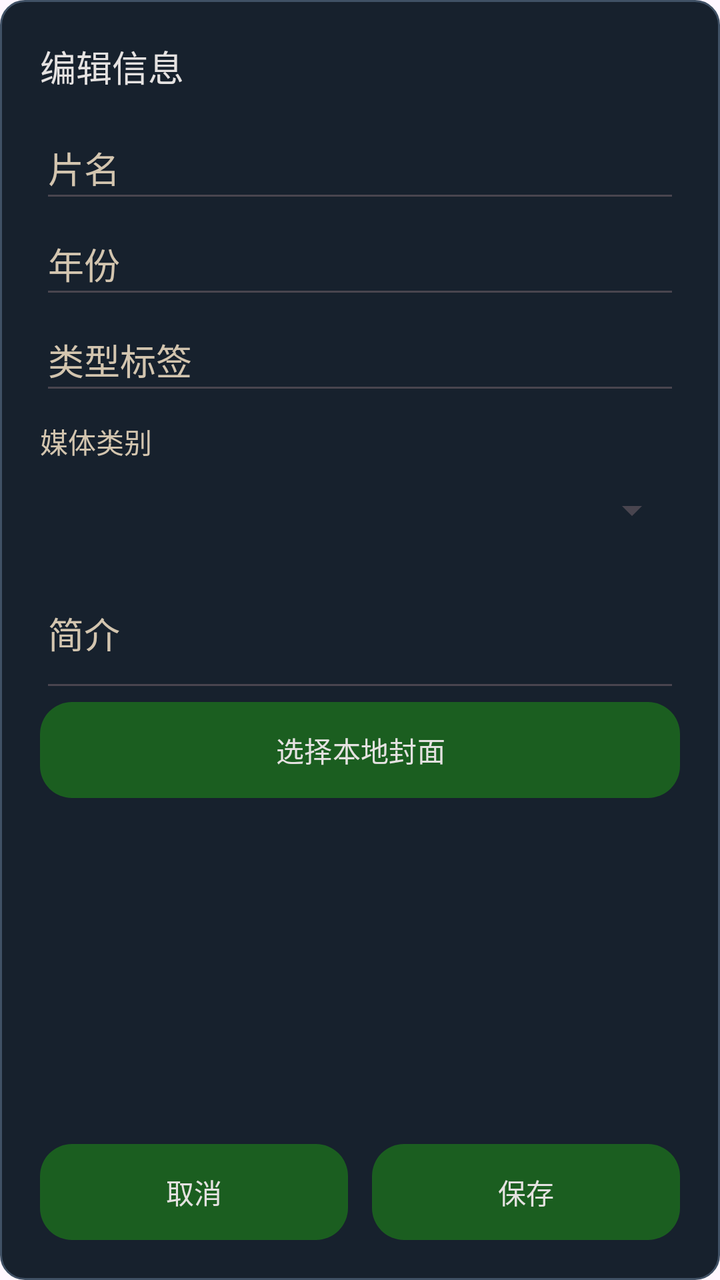
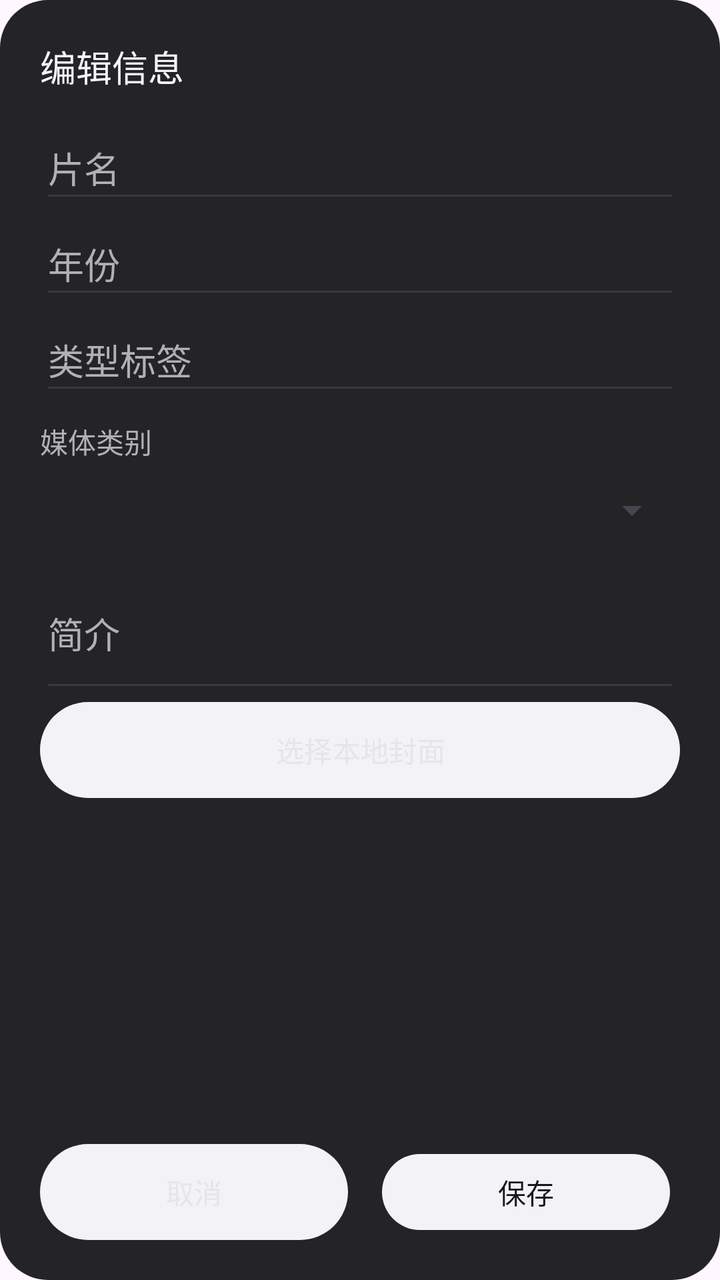

Two renders of the same Android screen: before a commit and after it. Below are the layout's source before the change and the commit's diff.
<!-- AndroidManifest.xml: another module's application theme Theme.YuanBaoTv -->
<!-- res/layout/popup_media_editor.xml -->
<?xml version="1.0" encoding="utf-8"?>
<LinearLayout xmlns:android="http://schemas.android.com/apk/res/android"
    android:layout_width="match_parent" android:layout_height="match_parent"
    android:orientation="vertical" android:padding="20dp" android:background="@drawable/bg_nas_editor_popup">
    <TextView android:layout_width="match_parent" android:layout_height="wrap_content" android:text="@string/media_edit_metadata" android:textColor="@color/tv_text_primary" android:textSize="@dimen/ui_text_section" />
    <ScrollView android:layout_width="match_parent" android:layout_height="0dp" android:layout_weight="1" android:layout_marginTop="12dp" android:fillViewport="true" android:scrollbars="none">
        <LinearLayout android:layout_width="match_parent" android:layout_height="wrap_content" android:orientation="vertical">
            <EditText android:id="@+id/et_media_title" android:layout_width="match_parent" android:layout_height="wrap_content" android:minHeight="48dp" android:hint="@string/media_edit_title" android:inputType="textCapSentences" android:maxLength="200" android:singleLine="true" android:textColor="@color/tv_text_primary" android:textColorHint="@color/tv_text_secondary" />
            <EditText android:id="@+id/et_media_year" android:layout_width="match_parent" android:layout_height="wrap_content" android:minHeight="48dp" android:hint="@string/media_edit_year" android:inputType="number" android:maxLength="4" android:singleLine="true" android:textColor="@color/tv_text_primary" android:textColorHint="@color/tv_text_secondary" />
            <EditText android:id="@+id/et_media_genre" android:layout_width="match_parent" android:layout_height="wrap_content" android:minHeight="48dp" android:hint="@string/media_edit_genre" android:inputType="text" android:maxLength="200" android:singleLine="true" android:textColor="@color/tv_text_primary" android:textColorHint="@color/tv_text_secondary" />
            <TextView android:layout_width="match_parent" android:layout_height="wrap_content" android:layout_marginTop="@dimen/feature_res_spacing_small" android:text="@string/media_edit_type" android:textColor="@color/tv_text_secondary" android:textSize="@dimen/ui_text_body" />
            <Spinner android:id="@+id/spinner_media_type" android:layout_width="match_parent" android:layout_height="48dp" />
            <EditText android:id="@+id/et_media_description" android:layout_width="match_parent" android:layout_height="wrap_content" android:minHeight="72dp" android:hint="@string/media_edit_description" android:inputType="textMultiLine" android:maxLength="4000" android:maxLines="4" android:textColor="@color/tv_text_primary" android:textColorHint="@color/tv_text_secondary" />
            <Button android:id="@+id/btn_media_poster" android:layout_width="match_parent" android:layout_height="wrap_content" android:minHeight="48dp" android:background="@drawable/bg_tv_button_focus" android:text="@string/media_edit_poster" android:textColor="@color/tv_control_text" />
        </LinearLayout>
    </ScrollView>
    <LinearLayout android:layout_width="match_parent" android:layout_height="wrap_content" android:layout_marginTop="12dp" android:orientation="horizontal" android:clipChildren="false" android:clipToPadding="false">
        <Button android:id="@+id/btn_editor_cancel" android:layout_width="0dp" android:layout_height="48dp" android:layout_weight="1" android:background="@drawable/bg_tv_button_focus" android:text="@string/btn_cancel" android:textColor="@color/tv_control_text" />
        <Button android:id="@+id/btn_editor_save" android:layout_width="0dp" android:layout_height="48dp" android:layout_weight="1" android:layout_marginStart="12dp" android:background="@drawable/bg_tv_button_focus" android:text="@string/media_edit_save" android:textColor="@color/tv_control_text" />
    </LinearLayout>
</LinearLayout>
<!-- resources referenced by this layout -->
<resources>
  <color name="tv_text_primary">#E5E2E1</color>
  <color name="tv_text_secondary">#D3C5AF</color>
  <!-- drawable bg_nas_editor_popup (drawable) -->
  <?xml version="1.0" encoding="utf-8"?>
  <shape xmlns:android="http://schemas.android.com/apk/res/android"
      android:shape="rectangle">
      <solid android:color="@color/nas_popup_surface" />
      <corners android:radius="12dp" />
      <stroke
          android:width="1dp"
          android:color="@color/nas_popup_stroke" />
  </shape>
  <!-- drawable bg_tv_button_focus (drawable) -->
  <?xml version="1.0" encoding="utf-8"?>
  <selector xmlns:android="http://schemas.android.com/apk/res/android">
      <item android:state_enabled="false"><shape android:shape="rectangle"><solid android:color="@color/tv_control_disabled"/><corners android:radius="16dp"/></shape></item>
      <item android:state_focused="true"><shape android:shape="rectangle"><solid android:color="@color/tv_control_focused"/><corners android:radius="16dp"/><stroke android:width="2dp" android:color="@color/tv_focus_ring"/></shape></item>
      <item android:state_pressed="true"><shape android:shape="rectangle"><solid android:color="@color/tv_control_focused"/><corners android:radius="16dp"/></shape></item>
      <item android:state_selected="true"><shape android:shape="rectangle"><solid android:color="@color/tv_nav_selected"/><corners android:radius="16dp"/></shape></item>
      <item ><shape android:shape="rectangle"><solid android:color="@color/tv_control_surface"/><corners android:radius="16dp"/></shape></item>
  </selector>
  <style name="Theme.YuanBaoTv" parent="Theme.Material3.DayNight.NoActionBar">
          <item name="colorPrimary">@color/primary</item>
          <item name="colorOnPrimary">@color/on_primary</item>
          <item name="android:statusBarColor">@android:color/transparent</item>
          <item name="android:navigationBarColor">@android:color/transparent</item>
          <item name="android:windowLightStatusBar">false</item>
          <item name="buttonStyle">@style/Widget.YuanBaoTv.Button</item>
      </style>
  <color name="nas_popup_surface">#17212D</color>
  <color name="nas_popup_stroke">#405165</color>
  <color name="tv_control_disabled">#202526</color>
  <color name="tv_control_focused">#344B48</color>
  <color name="tv_focus_ring">#84F5E8</color>
  <color name="tv_nav_selected">#25443F</color>
  <color name="tv_control_surface">#2A2D30</color>
  <color name="primary">#1B5E20</color>
  <color name="on_primary">#FFFFFF</color>
  <style name="Widget.YuanBaoTv.Button" parent="Widget.AppCompat.Button">
          <item name="android:backgroundTint">@null</item>
          <item name="backgroundTint">@null</item>
          <item name="android:textAllCaps">false</item>
      </style>
  <!-- unchanged entries left out for length: 12 -->
</resources>

<!-- the commit's change to res/layout/popup_media_editor.xml (unified diff, before → after) -->
@@ -5,17 +5,17 @@
     <TextView android:layout_width="match_parent" android:layout_height="wrap_content" android:text="@string/media_edit_metadata" android:textColor="@color/tv_text_primary" android:textSize="@dimen/ui_text_section" />
     <ScrollView android:layout_width="match_parent" android:layout_height="0dp" android:layout_weight="1" android:layout_marginTop="12dp" android:fillViewport="true" android:scrollbars="none">
         <LinearLayout android:layout_width="match_parent" android:layout_height="wrap_content" android:orientation="vertical">
-            <EditText android:id="@+id/et_media_title" android:layout_width="match_parent" android:layout_height="wrap_content" android:minHeight="48dp" android:hint="@string/media_edit_title" android:inputType="textCapSentences" android:maxLength="200" android:singleLine="true" android:textColor="@color/tv_text_primary" android:textColorHint="@color/tv_text_secondary" />
-            <EditText android:id="@+id/et_media_year" android:layout_width="match_parent" android:layout_height="wrap_content" android:minHeight="48dp" android:hint="@string/media_edit_year" android:inputType="number" android:maxLength="4" android:singleLine="true" android:textColor="@color/tv_text_primary" android:textColorHint="@color/tv_text_secondary" />
-            <EditText android:id="@+id/et_media_genre" android:layout_width="match_parent" android:layout_height="wrap_content" android:minHeight="48dp" android:hint="@string/media_edit_genre" android:inputType="text" android:maxLength="200" android:singleLine="true" android:textColor="@color/tv_text_primary" android:textColorHint="@color/tv_text_secondary" />
+            <EditText android:id="@+id/et_media_title" android:layout_width="match_parent" android:layout_height="wrap_content" android:minHeight="48dp" android:hint="@string/media_edit_title" android:inputType="textCapSentences" android:maxLength="200" android:singleLine="true" android:textColor="@color/tv_text_primary" android:textColorHint="@color/tv_text_secondary" android:backgroundTint="@color/tv_input_stroke"/>
+            <EditText android:id="@+id/et_media_year" android:layout_width="match_parent" android:layout_height="wrap_content" android:minHeight="48dp" android:hint="@string/media_edit_year" android:inputType="number" android:maxLength="4" android:singleLine="true" android:textColor="@color/tv_text_primary" android:textColorHint="@color/tv_text_secondary" android:backgroundTint="@color/tv_input_stroke"/>
+            <EditText android:id="@+id/et_media_genre" android:layout_width="match_parent" android:layout_height="wrap_content" android:minHeight="48dp" android:hint="@string/media_edit_genre" android:inputType="text" android:maxLength="200" android:singleLine="true" android:textColor="@color/tv_text_primary" android:textColorHint="@color/tv_text_secondary" android:backgroundTint="@color/tv_input_stroke"/>
             <TextView android:layout_width="match_parent" android:layout_height="wrap_content" android:layout_marginTop="@dimen/feature_res_spacing_small" android:text="@string/media_edit_type" android:textColor="@color/tv_text_secondary" android:textSize="@dimen/ui_text_body" />
             <Spinner android:id="@+id/spinner_media_type" android:layout_width="match_parent" android:layout_height="48dp" />
-            <EditText android:id="@+id/et_media_description" android:layout_width="match_parent" android:layout_height="wrap_content" android:minHeight="72dp" android:hint="@string/media_edit_description" android:inputType="textMultiLine" android:maxLength="4000" android:maxLines="4" android:textColor="@color/tv_text_primary" android:textColorHint="@color/tv_text_secondary" />
-            <Button android:id="@+id/btn_media_poster" android:layout_width="match_parent" android:layout_height="wrap_content" android:minHeight="48dp" android:background="@drawable/bg_tv_button_focus" android:text="@string/media_edit_poster" android:textColor="@color/tv_control_text" />
+            <EditText android:id="@+id/et_media_description" android:layout_width="match_parent" android:layout_height="wrap_content" android:minHeight="72dp" android:hint="@string/media_edit_description" android:inputType="textMultiLine" android:maxLength="4000" android:maxLines="4" android:textColor="@color/tv_text_primary" android:textColorHint="@color/tv_text_secondary" android:backgroundTint="@color/tv_input_stroke"/>
+            <Button android:id="@+id/btn_media_poster" android:layout_width="match_parent" android:layout_height="wrap_content" android:minHeight="48dp" android:background="@drawable/bg_tv_button_focus" android:text="@string/media_edit_poster" android:textColor="@color/tv_button_text" />
         </LinearLayout>
     </ScrollView>
     <LinearLayout android:layout_width="match_parent" android:layout_height="wrap_content" android:layout_marginTop="12dp" android:orientation="horizontal" android:clipChildren="false" android:clipToPadding="false">
-        <Button android:id="@+id/btn_editor_cancel" android:layout_width="0dp" android:layout_height="48dp" android:layout_weight="1" android:background="@drawable/bg_tv_button_focus" android:text="@string/btn_cancel" android:textColor="@color/tv_control_text" />
-        <Button android:id="@+id/btn_editor_save" android:layout_width="0dp" android:layout_height="48dp" android:layout_weight="1" android:layout_marginStart="12dp" android:background="@drawable/bg_tv_button_focus" android:text="@string/media_edit_save" android:textColor="@color/tv_control_text" />
+        <Button android:id="@+id/btn_editor_cancel" android:layout_width="0dp" android:layout_height="48dp" android:layout_weight="1" android:background="@drawable/bg_tv_button_focus" android:text="@string/btn_cancel" android:textColor="@color/tv_button_text" />
+        <Button android:id="@+id/btn_editor_save" android:layout_width="0dp" android:layout_height="48dp" android:layout_weight="1" android:layout_marginStart="12dp" android:background="@drawable/bg_hero_play_btn" android:text="@string/media_edit_save" android:textColor="@color/home_primary_text" />
     </LinearLayout>
 </LinearLayout>
<!-- resource entries referenced after the edit -->
@@ -1,48 +1,60 @@
 <!-- resources referenced by this layout -->
 <resources>
-  <color name="tv_text_primary">#E5E2E1</color>
-  <color name="tv_text_secondary">#D3C5AF</color>
+  <color name="tv_text_primary">#F5F5F7</color>
+  <color name="tv_text_secondary">#B0B0B6</color>
+  <!-- drawable bg_hero_play_btn (drawable) -->
+  <inset xmlns:android="http://schemas.android.com/apk/res/android" android:drawable="@drawable/bg_home_primary_button"/>
   <!-- drawable bg_nas_editor_popup (drawable) -->
   <?xml version="1.0" encoding="utf-8"?>
   <shape xmlns:android="http://schemas.android.com/apk/res/android"
       android:shape="rectangle">
       <solid android:color="@color/nas_popup_surface" />
-      <corners android:radius="12dp" />
-      <stroke
-          android:width="1dp"
-          android:color="@color/nas_popup_stroke" />
+      <corners android:radius="24dp" />
   </shape>
-  <!-- drawable bg_tv_button_focus (drawable) -->
-  <?xml version="1.0" encoding="utf-8"?>
-  <selector xmlns:android="http://schemas.android.com/apk/res/android">
-      <item android:state_enabled="false"><shape android:shape="rectangle"><solid android:color="@color/tv_control_disabled"/><corners android:radius="16dp"/></shape></item>
-      <item android:state_focused="true"><shape android:shape="rectangle"><solid android:color="@color/tv_control_focused"/><corners android:radius="16dp"/><stroke android:width="2dp" android:color="@color/tv_focus_ring"/></shape></item>
-      <item android:state_pressed="true"><shape android:shape="rectangle"><solid android:color="@color/tv_control_focused"/><corners android:radius="16dp"/></shape></item>
-      <item android:state_selected="true"><shape android:shape="rectangle"><solid android:color="@color/tv_nav_selected"/><corners android:radius="16dp"/></shape></item>
-      <item ><shape android:shape="rectangle"><solid android:color="@color/tv_control_surface"/><corners android:radius="16dp"/></shape></item>
-  </selector>
+  <!-- drawable bg_tv_button_focus: vector/xml drawable (drawable, 6630 chars, omitted) -->
   <style name="Theme.YuanBaoTv" parent="Theme.Material3.DayNight.NoActionBar">
           <item name="colorPrimary">@color/primary</item>
           <item name="colorOnPrimary">@color/on_primary</item>
+          <item name="colorSecondary">@color/tv_accent_gold</item>
+          <item name="colorSurface">@color/tv_bg_dark</item>
+          <item name="colorOnSurface">@color/tv_text_primary</item>
+          <item name="colorSurfaceVariant">@color/tv_bg_card</item>
+          <item name="colorOnSurfaceVariant">@color/tv_text_secondary</item>
           <item name="android:statusBarColor">@android:color/transparent</item>
           <item name="android:navigationBarColor">@android:color/transparent</item>
           <item name="android:windowLightStatusBar">false</item>
+          <item name="android:windowBackground">@color/tv_bg_dark</item>
           <item name="buttonStyle">@style/Widget.YuanBaoTv.Button</item>
       </style>
-  <color name="nas_popup_surface">#17212D</color>
-  <color name="nas_popup_stroke">#405165</color>
-  <color name="tv_control_disabled">#202526</color>
-  <color name="tv_control_focused">#344B48</color>
-  <color name="tv_focus_ring">#84F5E8</color>
-  <color name="tv_nav_selected">#25443F</color>
-  <color name="tv_control_surface">#2A2D30</color>
-  <color name="primary">#1B5E20</color>
-  <color name="on_primary">#FFFFFF</color>
+  <!-- drawable bg_home_primary_button (drawable) -->
+  <ripple xmlns:android="http://schemas.android.com/apk/res/android" android:color="#22000000"><item><selector><item android:state_enabled="false"><layer-list><item android:left="5dp" android:top="5dp" android:right="5dp" android:bottom="5dp"><shape><solid android:color="@color/tv_primary_disabled"/><corners android:radius="19dp"/></shape></item></layer-list></item><item android:state_focused="true" android:state_pressed="true"><layer-list><item><shape><solid android:color="@android:color/transparent"/><corners android:radius="24dp"/><stroke android:width="3dp" android:color="@color/tv_focus_ring"/></shape></item><item android:left="5dp" android:top="5dp" android:right="5dp" android:bottom="5dp"><shape><solid android:color="@color/tv_primary_pressed"/><corners android:radius="19dp"/></shape></item></layer-list></item><item android:state_focused="true"><layer-list><item><shape><solid android:color="@android:color/transparent"/><corners android:radius="24dp"/><stroke android:width="3dp" android:color="@color/tv_focus_ring"/></shape></item><item android:left="5dp" android:top="5dp" android:right="5dp" android:bottom="5dp"><shape><solid android:color="@color/tv_primary_focused"/><corners android:radius="19dp"/></shape></item></layer-list></item><item android:state_pressed="true"><layer-list><item android:left="5dp" android:top="5dp" android:right="5dp" android:bottom="5dp"><shape><solid android:color="@color/tv_primary_pressed"/><corners android:radius="19dp"/></shape></item></layer-list></item><item ><layer-list><item android:left="5dp" android:top="5dp" android:right="5dp" android:bottom="5dp"><shape><solid android:color="@color/tv_primary_surface"/><corners android:radius="19dp"/></shape></item></layer-list></item></selector></item></ripple>
+  <color name="nas_popup_surface">#242426</color>
+  <color name="tv_focus_ring">#F5F5F7</color>
+  <color name="tv_primary_pressed">#D1D1D6</color>
+  <color name="tv_primary_focused">#FFFFFF</color>
+  <color name="tv_primary_surface">#F2F2F7</color>
+  <dimen name="ui_action_min_height">48dp</dimen>
+  <dimen name="ui_text_action">14sp</dimen>
+  <color name="primary">#F2F2F7</color>
+  <color name="on_primary">#171719</color>
+  <color name="tv_accent_gold">#B0B0B6</color>
+  <color name="tv_bg_dark">#101010</color>
+  <color name="tv_bg_card">#1C1C1E</color>
   <style name="Widget.YuanBaoTv.Button" parent="Widget.AppCompat.Button">
           <item name="android:backgroundTint">@null</item>
           <item name="backgroundTint">@null</item>
           <item name="android:textAllCaps">false</item>
+          <item name="android:minHeight">@dimen/ui_action_min_height</item>
+          <item name="android:paddingStart">20dp</item>
+          <item name="android:paddingEnd">20dp</item>
+          <item name="android:drawablePadding">8dp</item>
+          <item name="iconTint">@color/tv_button_text</item>
+          <item name="android:textColor">@color/tv_button_text</item>
+          <item name="android:textSize">@dimen/ui_text_action</item>
+          <item name="android:fontFamily">sans-serif-medium</item>
+          <item name="android:background">@drawable/bg_tv_button_focus</item>
       </style>
+  <color name="tv_primary_disabled">#414143</color>
   <!-- unchanged entries left out for length: 12 -->
 </resources>
 
